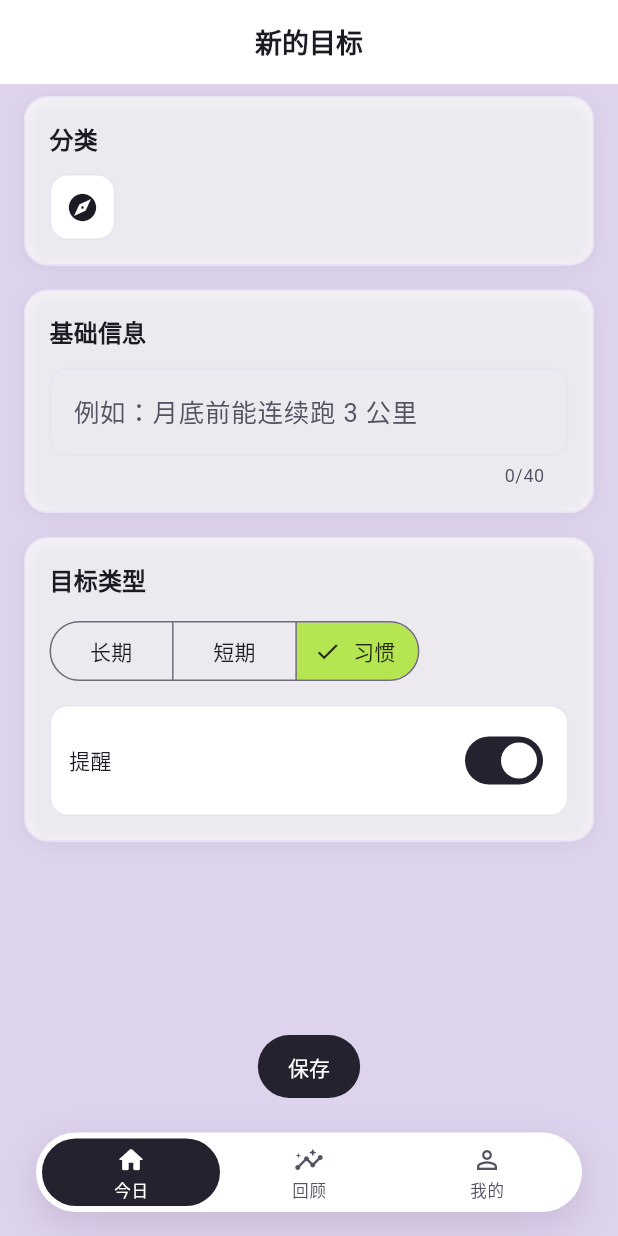
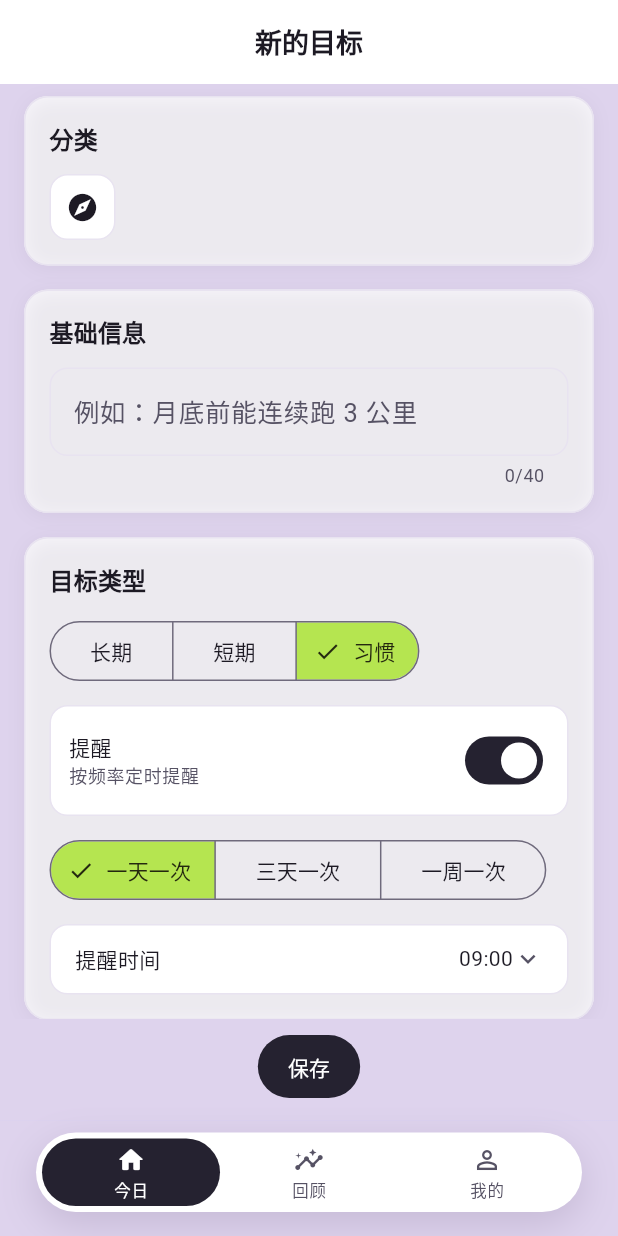
Before and after one commit to AnInteger/Target, a Flutter app: the GoalEditorPage screen opened by its route, after a tap on "长期", after a tap on "短期", after a tap on "习惯", on a phone screen of 412 x 824 dp. Run offline on Flutter 3.47's test engine with Material 3 defaults, Android fonts, the phone set to English and light mode, and no system bars; our stand-ins replace clock, drift, file_picker, flutter_local_notifications, flutter_riverpod, go_router and 3 more; missing offline and left inert: dart:js_interop, home_widget; accounts and stored records are empty; generated files the repository leaves out were written again.

Commit message:
003 T025: 类型与提醒组——短期截止选择器+倒计时三分支；习惯/长期提醒开关→频率档+时间；Reminders 写入（开 upsert/关停用/改型短期删行）+ 编辑回填直查仓库
Co-Authored-By: Claude <noreply@anthropic.com>

```diff
--- a/lib/core/copy.dart
+++ b/lib/core/copy.dart
@@ -314,8 +314,19 @@ abstract final class Copy {
   static const editorDeadlineLabel = '截止日';
   static const editorRequiredTag = '必填';
 
-  /// 习惯/长期提醒开关行标签（频率档+时间 = T025）。
+  /// 习惯/长期提醒开关行标签与副题（原型 R3 attr 行）。
   static const editorReminderSwitch = '提醒';
+  static const editorReminderSub = '按频率定时提醒';
+
+  /// 提醒时间行标签（开关开后出现，T025）。
+  static const editorRemindTimeLabel = '提醒时间';
+
+  /// 短期倒计时预告（原型 R3 count-pv；0/已过分支同款）。
+  static String editorCountdownPreview(int days) => days > 0
+      ? '距截止还有 $days 天'
+      : days == 0
+          ? '截止日就是今天'
+          : '已过 ${-days} 天';
 
   // 类型徽章（D2 三类型域：长期/短期/习惯）。
   static const typeBadgeLongTerm = '长期';
--- a/lib/features/goals/goal_editor.dart
+++ b/lib/features/goals/goal_editor.dart
@@ -46,8 +46,14 @@ class _GoalEditorPageState extends ConsumerState<GoalEditorPage> {
   LocalDate? _deadline;
 
   /// 提醒开关（习惯/长期共用区）：切型时重置——习惯默认开、长期默认关。
-  /// 频率档与时间 = T025。
   bool _remindOn = false;
+  Cadence _cadence = Cadence.daily;
+
+  /// 提醒时间默认 09:00（原型 R3 同款）。
+  LocalTime _remindTime = const LocalTime(9, 0);
+
+  /// 编辑模式下既有提醒行 id（保存时原行续写，避免重复建行）。
+  String? _reminderId;
   bool _hydrated = false;
 
   bool get _isEdit => widget.goalId != null;
@@ -70,8 +76,9 @@ class _GoalEditorPageState extends ConsumerState<GoalEditorPage> {
     }
   }
 
-  void _hydrate(Goal goal) {
-    final reminders = ref.read(remindersProvider).value ?? const <Reminder>[];
+  Future<void> _hydrate(Goal goal) async {
+    // 直查仓库：编辑器首帧时 remindersProvider 流可能未首发，读缓存会漏行。
+    final reminders = await ref.read(reminderRepoProvider).all();
     final mine = reminders.where((r) => r.goalId == goal.id).firstOrNull;
     setState(() {
       _hydrated = true;
@@ -80,6 +87,9 @@ class _GoalEditorPageState extends ConsumerState<GoalEditorPage> {
       _iconKey = goal.iconKey;
       _deadline = goal.deadline ?? ref.read(todayProvider).addDays(39);
       _remindOn = mine?.isEnabled ?? false;
+      _cadence = mine?.effectiveCadence ?? Cadence.daily;
+      _remindTime = mine?.time ?? const LocalTime(9, 0);
+      _reminderId = mine?.id;
     });
   }
 
@@ -108,9 +118,40 @@ class _GoalEditorPageState extends ConsumerState<GoalEditorPage> {
 
   Future<void> _save() async {
     final repo = ref.read(goalRepoProvider);
+    final reminderRepo = ref.read(reminderRepoProvider);
     final today = ref.read(todayProvider);
     final name = _name.text.trim();
     if (name.isEmpty) return;
+
+    // 提醒写入口径（goal-type-model）：习惯/长期开关开 → upsert 行
+    // （isEnabled/cadence/time）；关 → 既有行置 isEnabled=false（即时取消，
+    // 历史不受影响）；改型短期 → cadence 恒不适用，删行（到期询问由
+    // 排程器按 deadline 推导，无行承载）。
+    Future<void> syncReminder(String goalId) async {
+      final wants = _type != GoalType.shortTerm && _remindOn;
+      if (wants) {
+        await reminderRepo.upsert(Reminder(
+          id: _reminderId,
+          goalId: goalId,
+          time: _remindTime,
+          isEnabled: true,
+          cadence: _cadence,
+        ));
+      } else if (_reminderId != null) {
+        if (_type == GoalType.shortTerm) {
+          await reminderRepo.removeByGoal(goalId);
+        } else {
+          await reminderRepo.upsert(Reminder(
+            id: _reminderId,
+            goalId: goalId,
+            time: _remindTime,
+            isEnabled: false,
+            cadence: _cadence,
+          ));
+        }
+      }
+    }
+
     try {
       if (_isEdit) {
         final goal = (ref.read(goalsProvider).value ?? [])
@@ -131,8 +172,9 @@ class _GoalEditorPageState extends ConsumerState<GoalEditorPage> {
           cueScene: goal.cueScene,
           achievedAt: goal.achievedAt,
         ));
+        await syncReminder(goal.id);
       } else {
-        await repo.create(Goal(
+        final created = await repo.create(Goal(
           name: name,
           goalType: _type,
           iconKey: _iconKey,
@@ -140,6 +182,7 @@ class _GoalEditorPageState extends ConsumerState<GoalEditorPage> {
           createdAt: today,
           deadline: _type == GoalType.shortTerm ? _deadline : null,
         ));
+        await syncReminder(created.id);
       }
       if (mounted) Navigator.of(context).pop();
     } on ActiveGoalLimitException {
@@ -260,9 +303,19 @@ class _GoalEditorPageState extends ConsumerState<GoalEditorPage> {
     );
   }
 
-  /// 短期子区：截止日（必填；选择器与倒计时预告 = T025）。
+  /// 短期子区：截止日（必填，tap 弹日期选择器）+ 倒计时预告。
   Widget _deadlineRow(TargetPalette palette) {
-    return Container(
+    final theme = Theme.of(context);
+    final today = ref.watch(todayProvider);
+    final days = _deadline?.differenceInDays(today) ?? 0;
+    return Column(
+      crossAxisAlignment: CrossAxisAlignment.start,
+      children: [
+        InkWell(
+          key: const ValueKey('goalDeadlineField'),
+          onTap: _pickDeadline,
+          borderRadius: AppRadius.rMd,
+          child: Container(
             padding: const EdgeInsets.symmetric(
                 horizontal: AppSpace.s4, vertical: AppSpace.s3),
             decoration: BoxDecoration(
@@ -277,15 +330,29 @@ class _GoalEditorPageState extends ConsumerState<GoalEditorPage> {
                 const _RequiredTag(),
                 const Spacer(),
                 Text(_deadline?.isoString ?? '',
-              style: Theme.of(context).textTheme.bodyM),
+                    style: theme.textTheme.bodyM),
+                Icon(Icons.expand_more,
+                    size: 20, color: palette.onSurfaceVariant),
               ],
             ),
+          ),
+        ),
+        const SizedBox(height: AppSpace.s2),
+        Text(Copy.editorCountdownPreview(days),
+            key: const ValueKey('goalCountdownPreview'),
+            style: theme.textTheme.bodyS
+                .copyWith(color: palette.onSurfaceVariant)),
+      ],
     );
   }
 
-  /// 习惯/长期子区：提醒开关（频率档 + 时间选择器 = T025）。
+  /// 习惯/长期子区：提醒开关 →（开）频率档 + 提醒时间（FR-013）。
   Widget _reminderRow(TargetPalette palette) {
-    return Container(
+    final theme = Theme.of(context);
+    return Column(
+      crossAxisAlignment: CrossAxisAlignment.start,
+      children: [
+        Container(
           padding: const EdgeInsets.all(AppSpace.s3),
           decoration: BoxDecoration(
             color: palette.surface,
@@ -295,8 +362,16 @@ class _GoalEditorPageState extends ConsumerState<GoalEditorPage> {
           child: Row(
             children: [
               Expanded(
-            child: Text(Copy.editorReminderSwitch,
-                style: Theme.of(context).textTheme.bodyM),
+                child: Column(
+                  crossAxisAlignment: CrossAxisAlignment.start,
+                  children: [
+                    Text(Copy.editorReminderSwitch,
+                        style: theme.textTheme.bodyM),
+                    Text(Copy.editorReminderSub,
+                        style: theme.textTheme.bodyS
+                            .copyWith(color: palette.onSurfaceVariant)),
+                  ],
+                ),
               ),
               Switch(
                 key: const ValueKey('goalRemindSwitch'),
@@ -305,7 +380,74 @@ class _GoalEditorPageState extends ConsumerState<GoalEditorPage> {
               ),
             ],
           ),
+        ),
+        if (_remindOn) ...[
+          const SizedBox(height: AppSpace.s3),
+          SegmentedButton<Cadence>(
+            key: const ValueKey('goalCadenceSeg'),
+            segments: const [
+              ButtonSegment(value: Cadence.daily, label: Text(Copy.cadenceDaily)),
+              ButtonSegment(
+                  value: Cadence.threeDay, label: Text(Copy.cadenceThreeDay)),
+              ButtonSegment(
+                  value: Cadence.weekly, label: Text(Copy.cadenceWeekly)),
+            ],
+            selected: {_cadence},
+            onSelectionChanged: (s) => setState(() => _cadence = s.first),
+          ),
+          const SizedBox(height: AppSpace.s3),
+          InkWell(
+            key: const ValueKey('goalRemindTimeField'),
+            onTap: _pickTime,
+            borderRadius: AppRadius.rMd,
+            child: Container(
+              padding: const EdgeInsets.symmetric(
+                  horizontal: AppSpace.s4, vertical: AppSpace.s3),
+              decoration: BoxDecoration(
+                color: palette.surface,
+                borderRadius: AppRadius.rMd,
+                border: Border.all(color: palette.divider),
+              ),
+              child: Row(
+                children: [
+                  Text(Copy.editorRemindTimeLabel,
+                      style: theme.textTheme.bodyM),
+                  const Spacer(),
+                  Text(_remindTime.isoString, style: theme.textTheme.bodyM),
+                  Icon(Icons.expand_more,
+                      size: 20, color: palette.onSurfaceVariant),
+                ],
+              ),
+            ),
+          ),
+        ],
+      ],
     );
+  }
+
+  Future<void> _pickDeadline() async {
+    final today = ref.read(todayProvider);
+    final picked = await showDatePicker(
+      context: context,
+      // 宽松下界：超期目标编辑时 initialDate 可在过去。
+      firstDate: DateTime(2020, 1, 1),
+      lastDate: DateTime(2035, 12, 31),
+      initialDate: (_deadline ?? today.addDays(39)).atStartOfDay,
+    );
+    if (picked != null) {
+      setState(() => _deadline = LocalDate.fromDateTime(picked));
+    }
+  }
+
+  Future<void> _pickTime() async {
+    final picked = await showTimePicker(
+      context: context,
+      initialTime: TimeOfDay(hour: _remindTime.hour, minute: _remindTime.minute),
+    );
+    if (picked != null) {
+      setState(
+          () => _remindTime = LocalTime(picked.hour, picked.minute));
+    }
   }
 }
 
```
Also changed, not shown: 2 other files. Lines whose indentation alone changed are shown as unchanged.
